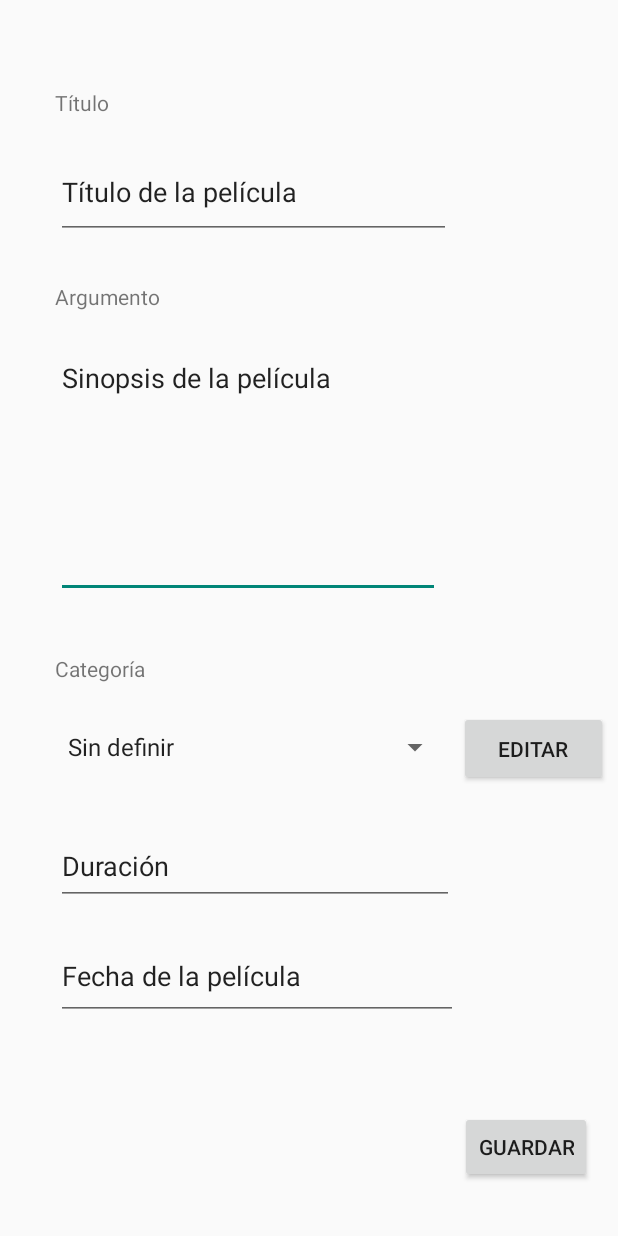
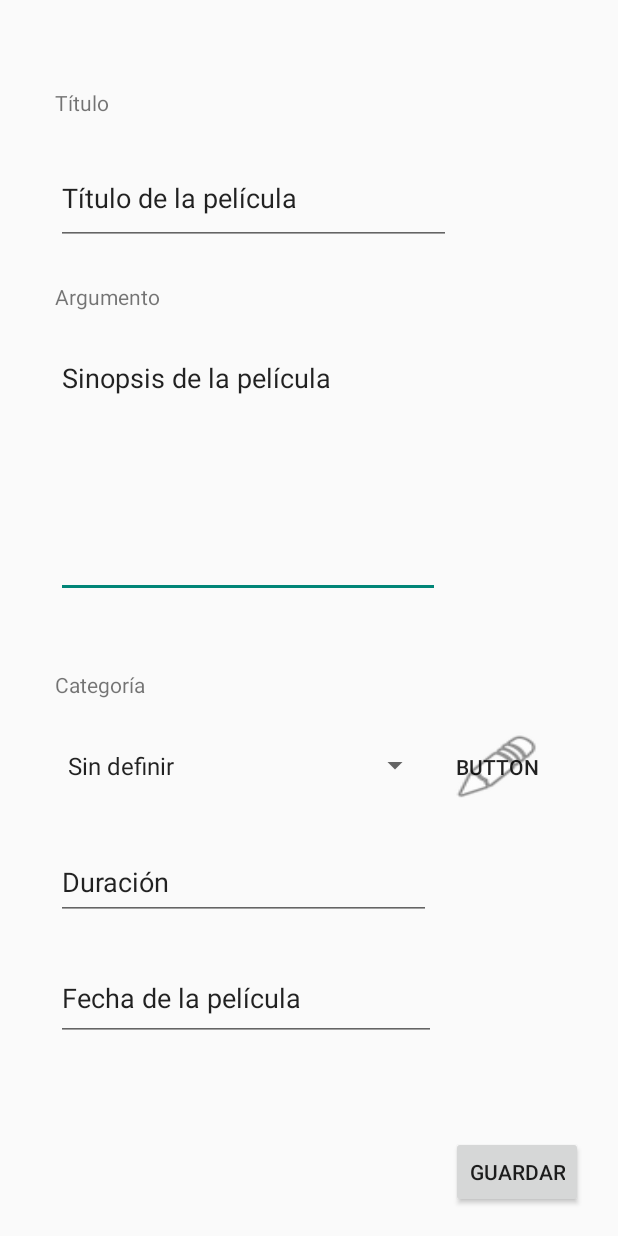
Before and after one commit to uo276467/FavMovies, an Android app: the layout activity_main.xml on its own in the app's theme, with its tools: preview values and no code run, on a phone screen of 412 x 824 dp. Run offline under Robolectric (Android 15) with nearby library versions, the phone set to English and light mode, and no system bars.

Commit message:
Sesión 3

```diff
--- a/app/src/main/AndroidManifest.xml
+++ b/app/src/main/AndroidManifest.xml
@@ -13,6 +13,9 @@
         android:theme="@style/AppTheme"
         tools:targetApi="31">
         <activity
+            android:name=".CategoriaActivity"
+            android:exported="false" />
+        <activity
             android:name=".MainActivity"
             android:exported="true">
             <intent-filter>
--- a/app/src/main/res/layout/activity_main.xml
+++ b/app/src/main/res/layout/activity_main.xml
@@ -49,19 +49,6 @@
         app:layout_constraintVertical_bias="0.234"
         tools:text="@string/argumento" />
 
-    <TextView
-        android:id="@+id/textView4"
-        android:layout_width="wrap_content"
-        android:layout_height="wrap_content"
-        android:text="@string/categoria"
-        app:layout_constraintBottom_toBottomOf="parent"
-        app:layout_constraintEnd_toEndOf="parent"
-        app:layout_constraintHorizontal_bias="0.105"
-        app:layout_constraintStart_toStartOf="parent"
-        app:layout_constraintTop_toBottomOf="@+id/textView1"
-        app:layout_constraintVertical_bias="0.493"
-        tools:text="@string/categoria" />
-
     <EditText
         android:id="@+id/txtTitulo"
         android:layout_width="263dp"
@@ -74,76 +61,88 @@
         app:layout_constraintHorizontal_bias="0.25"
         app:layout_constraintStart_toStartOf="parent"
         app:layout_constraintTop_toTopOf="parent"
-        app:layout_constraintVertical_bias="0.128"
+        app:layout_constraintVertical_bias="0.133"
         tools:text="@string/tituloPlaceholder" />
 
     <Button
         android:id="@+id/buttonGuardar"
         android:layout_width="wrap_content"
         android:layout_height="wrap_content"
+        app:layout_constraintBottom_toBottomOf="parent"
+        app:layout_constraintEnd_toEndOf="parent"
+        app:layout_constraintHorizontal_bias="0.928"
+        app:layout_constraintStart_toStartOf="parent"
+        app:layout_constraintTop_toTopOf="parent"
+        app:layout_constraintVertical_bias="0.976"
+        tools:text="@string/guardar" />
+
+    <Spinner
+        android:id="@+id/spCategoria"
+        android:layout_width="250dp"
+        android:layout_height="50dp"
+        android:layout_marginTop="32dp"
+        android:entries="@array/tipos_pelis_array"
+        app:layout_constraintBottom_toBottomOf="parent"
+        app:layout_constraintEnd_toEndOf="parent"
+        app:layout_constraintHorizontal_bias="0.229"
+        app:layout_constraintStart_toStartOf="parent"
+        app:layout_constraintTop_toTopOf="parent"
+        app:layout_constraintVertical_bias="0.611" />
+
+    <TextView
+        android:id="@+id/textView4"
+        android:layout_width="wrap_content"
+        android:layout_height="wrap_content"
+        android:text="@string/categoria"
+        app:layout_constraintBottom_toBottomOf="parent"
+        app:layout_constraintEnd_toEndOf="parent"
+        app:layout_constraintHorizontal_bias="0.105"
+        app:layout_constraintStart_toStartOf="parent"
+        app:layout_constraintTop_toBottomOf="@+id/textView1"
+        app:layout_constraintVertical_bias="0.507"
+        tools:text="@string/categoria" />
+
+    <Button
+        android:id="@+id/buttonEditar"
+        android:layout_width="61dp"
+        android:layout_height="48dp"
+        android:background="@android:drawable/ic_menu_edit"
         android:text="Button"
         app:layout_constraintBottom_toBottomOf="parent"
         app:layout_constraintEnd_toEndOf="parent"
-        app:layout_constraintHorizontal_bias="0.946"
-        app:layout_constraintStart_toStartOf="parent"
-        app:layout_constraintTop_toBottomOf="@+id/txtFecha"
-        app:layout_constraintVertical_bias="0.633"
-        tools:text="@string/guardar" />
+        app:layout_constraintHorizontal_bias="0.206"
+        app:layout_constraintStart_toEndOf="@+id/spCategoria"
+        app:layout_constraintTop_toTopOf="parent"
+        app:layout_constraintVertical_bias="0.628" />
 
     <EditText
         android:id="@+id/txtFecha"
-        android:layout_width="268dp"
-        android:layout_height="58dp"
+        android:layout_width="253dp"
+        android:layout_height="57dp"
         android:ems="10"
         android:hint="@string/fecha"
         android:inputType="text"
         app:layout_constraintBottom_toBottomOf="parent"
         app:layout_constraintEnd_toEndOf="parent"
-        app:layout_constraintHorizontal_bias="0.258"
+        app:layout_constraintHorizontal_bias="0.234"
         app:layout_constraintStart_toStartOf="parent"
         app:layout_constraintTop_toTopOf="parent"
-        app:layout_constraintVertical_bias="0.812"
+        app:layout_constraintVertical_bias="0.83"
         tools:text="@string/fecha" />
-
-    <Spinner
-        android:id="@+id/spCategoria"
-        android:layout_width="263dp"
-        android:layout_height="48dp"
-        android:layout_marginTop="32dp"
-        android:entries="@array/tipos_pelis_array"
-        app:layout_constraintBottom_toBottomOf="parent"
-        app:layout_constraintEnd_toEndOf="parent"
-        app:layout_constraintHorizontal_bias="0.25"
-        app:layout_constraintStart_toStartOf="parent"
-        app:layout_constraintTop_toTopOf="parent"
-        app:layout_constraintVertical_bias="0.594" />
 
     <EditText
         android:id="@+id/txtDuracion"
-        android:layout_width="265dp"
-        android:layout_height="52dp"
+        android:layout_width="250dp"
+        android:layout_height="50dp"
         android:ems="10"
         android:hint="@string/duracion"
         android:inputType="text"
         app:layout_constraintBottom_toBottomOf="parent"
         app:layout_constraintEnd_toEndOf="parent"
-        app:layout_constraintHorizontal_bias="0.253"
+        app:layout_constraintHorizontal_bias="0.229"
         app:layout_constraintStart_toStartOf="parent"
         app:layout_constraintTop_toTopOf="parent"
-        app:layout_constraintVertical_bias="0.714"
+        app:layout_constraintVertical_bias="0.728"
         tools:text="@string/duracion" />
 
-    <Button
-        android:id="@+id/buttonEditar"
-        android:layout_width="99dp"
-        android:layout_height="50dp"
-        android:text="Button"
-        app:layout_constraintBottom_toBottomOf="parent"
-        app:layout_constraintEnd_toEndOf="parent"
-        app:layout_constraintHorizontal_bias="0.424"
-        app:layout_constraintStart_toEndOf="@+id/spCategoria"
-        app:layout_constraintTop_toTopOf="parent"
-        app:layout_constraintVertical_bias="0.612"
-        tools:text="@string/editar" />
-
 </androidx.constraintlayout.widget.ConstraintLayout>
```
Also changed, not shown: app/src/main/java/com/example/favmovies/CategoriaActivity.java (added, +72 -0 lines), app/src/main/java/com/example/favmovies/MainActivity.java (+128 -6 lines), app/src/main/java/com/example/favmovies/modelo/Categoria.java (added, +61 -0 lines), app/src/main/res/layout/activity_categoria.xml (added, +97 -0 lines), app/src/main/res/values/strings.xml (+7 -0 lines), 1 other file.
